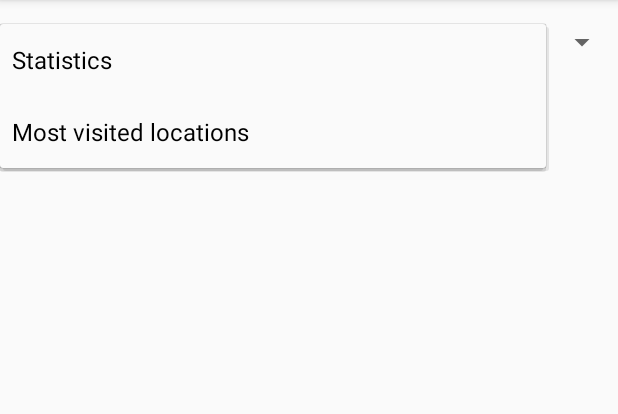
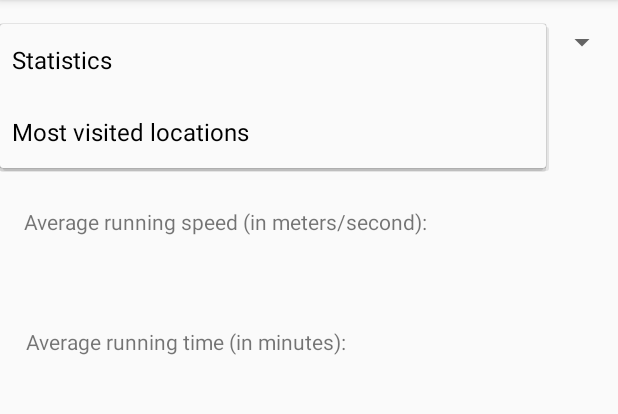
Before and after one commit to gazdimi/AndroidApp, an Android app: the Statistics screen opened directly, with no data from a screen before it, after a tap on "Statistics", on a phone screen of 412 x 824 dp, the part 84-498 px from its top. Run offline under Robolectric (Android 15) with nearby library versions, the phone set to English and light mode, and no system bars; our stand-ins replace Firebase (no records; nobody signed in at launch, a user with empty details on screens opened directly).

Commit message:
statistics done

```diff
--- a/app/src/main/java/com/kirkinis/p16049/trackmyrun/Statistics.java
+++ b/app/src/main/java/com/kirkinis/p16049/trackmyrun/Statistics.java
@@ -1,5 +1,6 @@
 package com.kirkinis.p16049.trackmyrun;
 
+import androidx.annotation.NonNull;
 import androidx.appcompat.app.AppCompatActivity;
 import androidx.core.app.ActivityCompat;
 
@@ -13,6 +14,7 @@ import android.view.View;
 import android.widget.AdapterView;
 import android.widget.ArrayAdapter;
 import android.widget.Spinner;
+import android.widget.TextView;
 
 import com.google.android.gms.maps.GoogleMap;
 import com.google.android.gms.maps.MapView;
@@ -36,6 +38,8 @@ public class Statistics extends AppCompatActivity implements
     FirebaseDatabase fbdb = FirebaseDatabase.getInstance();
     DatabaseReference dbref;
 
+    TextView speedlabel, timelabel;
+
     MarkerOptions markop = new MarkerOptions();
     MapView mapv;
     GoogleMap mmap;
@@ -49,6 +53,10 @@ public class Statistics extends AppCompatActivity implements
         preferences = PreferenceManager.getDefaultSharedPreferences(this);
         userid = preferences.getString("userid", "0");
         dbref = fbdb.getReference(userid);
+
+        speedlabel = findViewById(R.id.avg_speed_label);
+        timelabel = findViewById(R.id.avg_time_label);
+
 
         Spinner spinner = findViewById(R.id.spinner);
         // Create an ArrayAdapter using the string array and a default spinner layout
@@ -71,7 +79,61 @@ public class Statistics extends AppCompatActivity implements
 
 
         mapv.bringToFront();
-        mapv.setVisibility(View.VISIBLE);
+        mapv.setVisibility(View.INVISIBLE);
+
+        getDataFromDatabase();
+    }
+
+    public void getDataFromDatabase()
+    {
+        dbref.addListenerForSingleValueEvent(new ValueEventListener() {
+            @Override
+            public void onDataChange(DataSnapshot dataSnapshot)
+            {
+                double avg_spd = 0;
+                double avg_time = 0;
+                int locnum = 0;
+                int runnum = 0;
+                DataSnapshot lastchild = dataSnapshot;
+                for (DataSnapshot postSnapshot : dataSnapshot.getChildren())
+                {
+                    for(int i = 0; i< postSnapshot.getChildrenCount(); i++)
+                    {
+                        String lat = postSnapshot.child(String.valueOf(i)).child("0").getValue().toString();
+                        String lon = postSnapshot.child(String.valueOf(i)).child("1").getValue().toString();
+                        String spe = postSnapshot.child(String.valueOf(i)).child("2").getValue().toString();
+                        String tim = postSnapshot.child(String.valueOf(i)).child("3").getValue().toString();
+
+                        Timestamp timestamp = new Timestamp(Long.parseLong(tim)*1000);
+
+                        LatLng loc = new LatLng(Double.parseDouble(lat),
+                                Double.parseDouble(lon));
+                        markop.position(loc);
+                        markop.title(timestamp+"("+spe+"m/s)");
+                        mmap.addMarker(markop);
+
+                        locnum++;
+                        avg_spd += Double.parseDouble(spe);
+                    }
+                    runnum++;
+                    String[] times = postSnapshot.getKey().split("-");
+                    avg_time += Integer.parseInt(times[1]) - Integer.parseInt(times[0]);
+                }
+                if (runnum !=0)
+                {
+                    avg_spd = Math.round(avg_spd*100/locnum)/100.0;
+                    avg_time = Math.round(avg_time/runnum/60);
+
+                    speedlabel.setText(speedlabel.getText()+" "+avg_spd);
+                    timelabel.setText(timelabel.getText()+" "+avg_time);
+                }
+            }
+
+            @Override
+            public void onCancelled(DatabaseError databaseError) {
+                // Handle possible errors.
+            }
+        });
     }
 
     @Override
@@ -79,9 +141,13 @@ public class Statistics extends AppCompatActivity implements
         switch (pos){
             case 0:
                 mapv.setVisibility(View.INVISIBLE);
+                speedlabel.setVisibility(View.VISIBLE);
+                timelabel.setVisibility(View.VISIBLE);
                 break;
             case 1:
                 mapv.setVisibility(View.VISIBLE);
+                speedlabel.setVisibility(View.INVISIBLE);
+                timelabel.setVisibility(View.INVISIBLE);
                 mmap.clear();
                 dbref.addListenerForSingleValueEvent(new ValueEventListener() {
                     @Override
@@ -128,14 +194,24 @@ public class Statistics extends AppCompatActivity implements
     public void onMapReady(GoogleMap googleMap)
     {
         mmap = googleMap;
-        //elegxoume ta permissions
         if(ActivityCompat.checkSelfPermission(this, Manifest.permission.ACCESS_FINE_LOCATION)
                 != PackageManager.PERMISSION_GRANTED)
-        { // an den iparxoun ta zitame
+        {
             ActivityCompat.requestPermissions(this, new String[] {Manifest.permission.ACCESS_FINE_LOCATION}, req);
         }
         else
-        { // energopoioume tin topothesia
+        {
+            mmap.setMyLocationEnabled(true);
+        }
+    }
+
+
+    @Override
+    public void onRequestPermissionsResult(int requestCode, @NonNull String[] permissions, @NonNull int[] grantResults)
+    {
+        super.onRequestPermissionsResult(requestCode, permissions, grantResults);
+        if ((grantResults[0] == PackageManager.PERMISSION_GRANTED) && (requestCode == req))
+        {
             mmap.setMyLocationEnabled(true);
         }
     }
--- a/app/src/main/res/layout/activity_statistics.xml
+++ b/app/src/main/res/layout/activity_statistics.xml
@@ -19,9 +19,31 @@
         android:id="@+id/mapView"
         android:layout_width="match_parent"
         android:layout_height="0dp"
+        android:layout_marginTop="10dp"
         app:layout_constraintBottom_toBottomOf="parent"
         app:layout_constraintEnd_toEndOf="parent"
         app:layout_constraintStart_toStartOf="parent"
-        app:layout_constraintTop_toBottomOf="@+id/spinner"
-        android:layout_marginTop="10dp"/>
+        app:layout_constraintTop_toBottomOf="@+id/spinner" />
+
+    <TextView
+        android:id="@+id/avg_speed_label"
+        android:layout_width="wrap_content"
+        android:layout_height="wrap_content"
+        android:layout_marginStart="16dp"
+        android:layout_marginTop="88dp"
+        android:layout_marginBottom="80dp"
+        android:text="@string/avg_speed"
+        app:layout_constraintBottom_toBottomOf="@+id/avg_time_label"
+        app:layout_constraintStart_toStartOf="parent"
+        app:layout_constraintTop_toTopOf="@+id/mapView" />
+
+    <TextView
+        android:id="@+id/avg_time_label"
+        android:layout_width="wrap_content"
+        android:layout_height="wrap_content"
+        android:layout_marginStart="17dp"
+        android:layout_marginTop="218dp"
+        android:text="@string/avg_time"
+        app:layout_constraintStart_toStartOf="parent"
+        app:layout_constraintTop_toTopOf="parent" />
 </androidx.constraintlayout.widget.ConstraintLayout>
--- a/app/src/main/res/values/strings.xml
+++ b/app/src/main/res/values/strings.xml
@@ -20,5 +20,7 @@
         <item>Most visited locations</item>
     </string-array>
     <string name="wait_for_gps">Please wait for the GPS to track you</string>
+    <string name="avg_speed">Average running speed (in meters/second):</string>
+    <string name="avg_time">Average running time (in minutes):</string>
 
 </resources>
```
Also changed, not shown: 1 other file.
